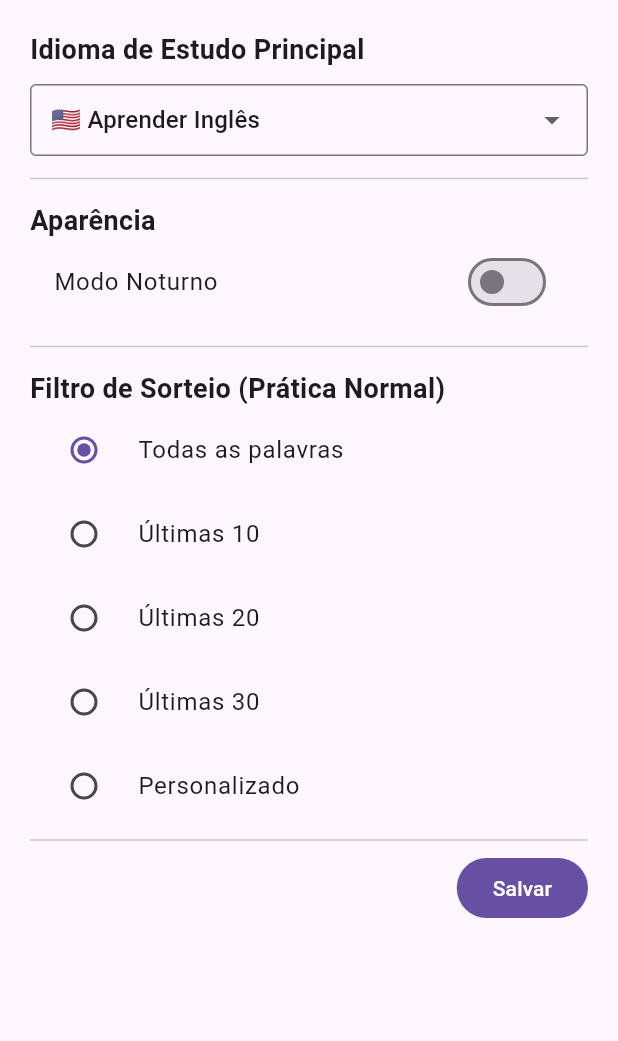
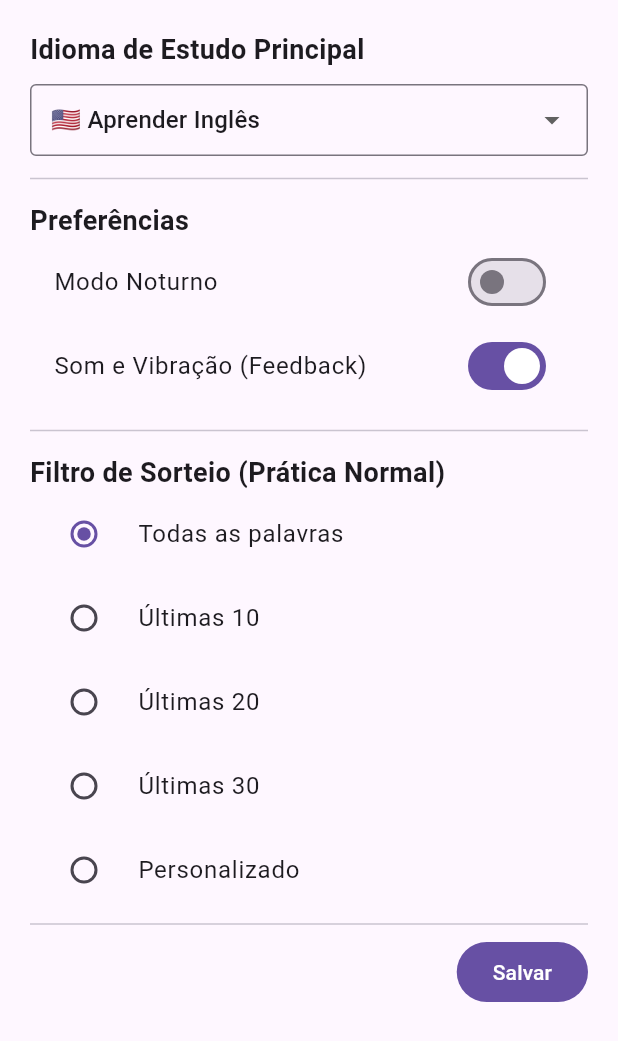
Before and after one commit to Pedrodinix/memory_word, a Flutter app: the SettingsSheet widget shown alone on an empty page, opened directly, on a phone screen of 412 x 824 dp. Shown: the top 1041 px of the screen. Run offline on Flutter 3.47's test engine with Material 3 defaults, Android fonts, the phone set to English and light mode, and no system bars; our stand-ins replace audioplayers, flutter_tts, image_picker, speech_to_text, sqflite; missing offline and left inert: translator; accounts and stored records are empty.

Commit message:
Update main.dart

```diff
--- a/lib/main.dart
+++ b/lib/main.dart
@@ -1,5 +1,5 @@
 import 'package:flutter/material.dart';
-import 'package:flutter/services.dart'; // Para a Vibração (HapticFeedback)
+import 'package:flutter/services.dart';
 import 'package:sqflite/sqflite.dart';
 import 'package:path/path.dart' as path;
 import 'package:path_provider/path_provider.dart';
@@ -7,7 +7,7 @@ import 'package:image_picker/image_picker.dart';
 import 'package:translator/translator.dart' as tr;
 import 'package:flutter_tts/flutter_tts.dart';
 import 'package:speech_to_text/speech_to_text.dart' as stt;
-import 'package:audioplayers/audioplayers.dart'; // Para o Som de Acerto
+import 'package:audioplayers/audioplayers.dart';
 import 'dart:io';
 import 'dart:math';
 
@@ -30,8 +30,10 @@ const Map<String, AppLanguage> supportedLanguages = {
   'Francês': AppLanguage('Francês', '🇫🇷', 'fr-FR', 'fr'),
 };
 
+// Variáveis Globais (Agora incluem o Feedback de Som/Vibração)
 final ValueNotifier<ThemeMode> appThemeMode = ValueNotifier(ThemeMode.light);
 final ValueNotifier<String> appLanguage = ValueNotifier('Inglês');
+final ValueNotifier<bool> appFeedbackEnabled = ValueNotifier(true);
 
 void main() async {
   WidgetsFlutterBinding.ensureInitialized();
@@ -39,10 +41,14 @@ void main() async {
   final db = DatabaseHelper.instance;
   String temaSalvo = await db.getConfig('tema');
   String idiomaSalvo = await db.getConfig('idioma_atual');
+  String feedbackSalvo = await db.getConfig('feedback_ativo');
 
   appThemeMode.value = (temaSalvo == 'dark') ? ThemeMode.dark : ThemeMode.light;
   if (idiomaSalvo.isNotEmpty && supportedLanguages.containsKey(idiomaSalvo)) {
     appLanguage.value = idiomaSalvo;
+  }
+  if (feedbackSalvo.isNotEmpty) {
+    appFeedbackEnabled.value = (feedbackSalvo == 'true');
   }
 
   runApp(const MemoryWordApp());
@@ -75,13 +81,14 @@ class DatabaseHelper {
         await db.execute("ALTER TABLE palavras ADD COLUMN lingua TEXT DEFAULT 'Inglês'");
       }
 
-      List<String> configs = ['idioma_atual', 'papagaio_filtro', 'papagaio_custom_val', 'papagaio_nativo', 'papagaio_modo', 'papagaio_vel', 'afiada_filtro', 'afiada_custom_val'];
+      List<String> configs = ['idioma_atual', 'papagaio_filtro', 'papagaio_custom_val', 'papagaio_nativo', 'papagaio_modo', 'papagaio_vel', 'afiada_filtro', 'afiada_custom_val', 'feedback_ativo'];
       for (String c in configs) {
         String defaultVal = '';
         if (c == 'idioma_atual' || c == 'papagaio_nativo') defaultVal = 'Português';
         if (c == 'papagaio_filtro' || c == 'afiada_filtro') defaultVal = 'todas';
         if (c == 'papagaio_modo') defaultVal = 'loop';
         if (c == 'papagaio_vel') defaultVal = '1.0';
+        if (c == 'feedback_ativo') defaultVal = 'true';
         await db.insert('configuracoes', {'chave': c, 'valor': defaultVal}, conflictAlgorithm: ConflictAlgorithm.ignore);
       }
     } catch (e) {
@@ -110,6 +117,7 @@ class DatabaseHelper {
         await db.insert('configuracoes', {'chave': 'papagaio_vel', 'valor': '1.0'});
         await db.insert('configuracoes', {'chave': 'afiada_filtro', 'valor': 'todas'});
         await db.insert('configuracoes', {'chave': 'afiada_custom_val', 'valor': ''});
+        await db.insert('configuracoes', {'chave': 'feedback_ativo', 'valor': 'true'});
       },
       onUpgrade: (db, oldVersion, newVersion) async {
         if (oldVersion < 2) {
@@ -301,7 +309,7 @@ class _MainScreenState extends State<MainScreen> {
 }
 
 // ==========================================
-// ABA 2: PRÁTICA (TRÊS NÍVEIS) COM FEEDBACK SONORO E TÁTIL
+// ABA 2: PRÁTICA
 // ==========================================
 class PracticeTab extends StatefulWidget {
   final String currentLang;
@@ -315,8 +323,6 @@ class _PracticeTabState extends State<PracticeTab> {
   final PageController _pageController = PageController(initialPage: 0);
   final FlutterTts _flutterTts = FlutterTts();
   late stt.SpeechToText _speech;
-
-  // Toca o som de acerto
   final AudioPlayer _audioPlayer = AudioPlayer();
 
   // Variáveis do Modo Normal
@@ -335,7 +341,7 @@ class _PracticeTabState extends State<PracticeTab> {
   bool _isParrotPlaying = false;
   String _parrotCurrentWordDisplay = '';
 
-  // Variáveis do Modo Língua Afiada 🗡️
+  // Variáveis do Modo Língua Afiada
   Map<String, dynamic>? _currentWordSharp;
   String _sharpFilter = 'todas';
   String _sharpCustomVal = '';
@@ -384,7 +390,7 @@ class _PracticeTabState extends State<PracticeTab> {
   void dispose() {
     _isParrotPlaying = false;
     _flutterTts.stop();
-    _audioPlayer.dispose(); // Limpa o leitor de som
+    _audioPlayer.dispose();
     _pageController.dispose();
     _parrotCustomCtrl.dispose();
     _sharpCustomCtrl.dispose();
@@ -392,12 +398,11 @@ class _PracticeTabState extends State<PracticeTab> {
     super.dispose();
   }
 
-  // --- Função para tocar o Plim de Acerto ---
   Future<void> _playCorrectSound() async {
     try {
       await _audioPlayer.play(AssetSource('correct.mp3'));
     } catch (e) {
-      debugPrint("Ficheiro de som correct.mp3 não encontrado na pasta assets.");
+      debugPrint("Ficheiro de som correct.mp3 não encontrado.");
     }
   }
 
@@ -448,12 +453,12 @@ class _PracticeTabState extends State<PracticeTab> {
       if (correctAnswers.contains(userAnswer)) {
         _resultTextNormal = 'Resposta Correta! 🎉';
         _resultColorNormal = Colors.green;
-        _playCorrectSound(); // Toca o Plim!
+        if (appFeedbackEnabled.value) _playCorrectSound();
       } else {
         final displayCorrect = _currentWordNormal!['traducoes'].toString().replaceAll('|', ' ou ');
         _resultTextNormal = 'Incorreta. O correto é: $displayCorrect';
         _resultColorNormal = Colors.red;
-        HapticFeedback.heavyImpact(); // Vibração de erro!
+        if (appFeedbackEnabled.value) HapticFeedback.heavyImpact();
       }
     });
   }
@@ -626,11 +631,11 @@ class _PracticeTabState extends State<PracticeTab> {
       if (spoken == target || spoken.contains(target) || target.contains(spoken)) {
         _sharpResultText = 'Pronúncia Perfeita! 🎉';
         _sharpResultColor = Colors.green;
-        _playCorrectSound(); // Toca o Plim!
+        if (appFeedbackEnabled.value) _playCorrectSound();
       } else {
         _sharpResultText = 'Tente novamente. Entendemos: "$spoken"';
         _sharpResultColor = Colors.red;
-        HapticFeedback.heavyImpact(); // Vibração de erro!
+        if (appFeedbackEnabled.value) HapticFeedback.heavyImpact();
       }
     });
   }
@@ -648,7 +653,6 @@ class _PracticeTabState extends State<PracticeTab> {
     );
   }
 
-  // --- Nível 1: Sorteio Normal ---
   Widget _buildNormalPractice() {
     return Column(
       children: [
@@ -685,7 +689,6 @@ class _PracticeTabState extends State<PracticeTab> {
     );
   }
 
-  // --- Nível 2: Modo Papagaio ---
   Widget _buildParrotPractice() {
     return Column(
       children: [
@@ -738,7 +741,6 @@ class _PracticeTabState extends State<PracticeTab> {
     );
   }
 
-  // --- Nível 3: Modo Língua Afiada 🗡️ ---
   Widget _buildSharpPractice() {
     return Column(
       children: [
@@ -818,6 +820,7 @@ class SettingsSheet extends StatefulWidget {
 
 class _SettingsSheetState extends State<SettingsSheet> {
   bool _isDark = false;
+  bool _isFeedbackEnabled = true; // Novo Estado
   String _filtro = 'todas';
   String _idiomaSelecionado = 'Inglês';
   final _customCtrl = TextEditingController();
@@ -834,12 +837,14 @@ class _SettingsSheetState extends State<SettingsSheet> {
     final filtro = await db.getConfig('filtro');
     final customVal = await db.getConfig('custom_val');
     final idioma = await db.getConfig('idioma_atual');
+    final feedback = await db.getConfig('feedback_ativo'); // Lê o banco de dados
 
     setState(() {
       _isDark = tema == 'dark';
       _filtro = filtro.isEmpty ? 'todas' : filtro;
       _customCtrl.text = customVal;
       _idiomaSelecionado = idioma.isEmpty ? 'Inglês' : idioma;
+      _isFeedbackEnabled = (feedback.isEmpty || feedback == 'true');
     });
   }
 
@@ -858,9 +863,11 @@ class _SettingsSheetState extends State<SettingsSheet> {
       await db.updateConfig('filtro', _filtro);
       await db.updateConfig('custom_val', _customCtrl.text.trim());
       await db.updateConfig('idioma_atual', _idiomaSelecionado);
+      await db.updateConfig('feedback_ativo', _isFeedbackEnabled ? 'true' : 'false'); // Salva
 
       appThemeMode.value = _isDark ? ThemeMode.dark : ThemeMode.light;
       appLanguage.value = _idiomaSelecionado;
+      appFeedbackEnabled.value = _isFeedbackEnabled; // Atualiza a variável global
 
       if (!mounted) return;
       Navigator.pop(context);
@@ -892,8 +899,13 @@ class _SettingsSheetState extends State<SettingsSheet> {
                 onChanged: (val) { if (val != null) setState(() => _idiomaSelecionado = val); },
               ),
               const Divider(height: 30),
-              const Text("Aparência", style: TextStyle(fontSize: 18, fontWeight: FontWeight.bold)),
+
+              const Text("Preferências", style: TextStyle(fontSize: 18, fontWeight: FontWeight.bold)),
               SwitchListTile(title: const Text("Modo Noturno"), value: _isDark, onChanged: (val) => setState(() => _isDark = val)),
+
+              // NOVO BOTÃO AQUI!
+              SwitchListTile(title: const Text("Som e Vibração (Feedback)"), value: _isFeedbackEnabled, onChanged: (val) => setState(() => _isFeedbackEnabled = val)),
+
               const Divider(height: 30),
               const Text("Filtro de Sorteio (Prática Normal)", style: TextStyle(fontSize: 18, fontWeight: FontWeight.bold)),
               RadioListTile(title: const Text("Todas as palavras"), value: 'todas', groupValue: _filtro, onChanged: (v) => setState(() => _filtro = v.toString())),
```
